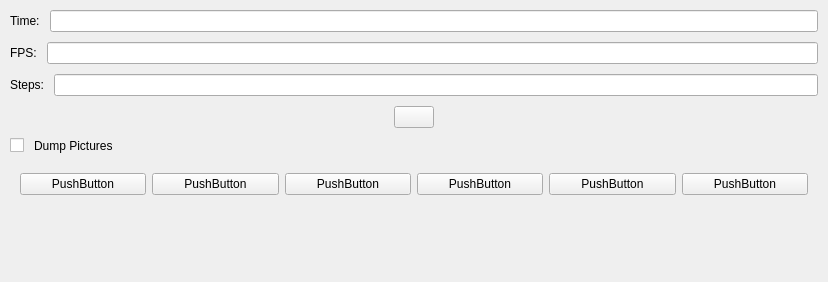
openscad/openscad, file src/gui/Animate.ui: the form before one commit.
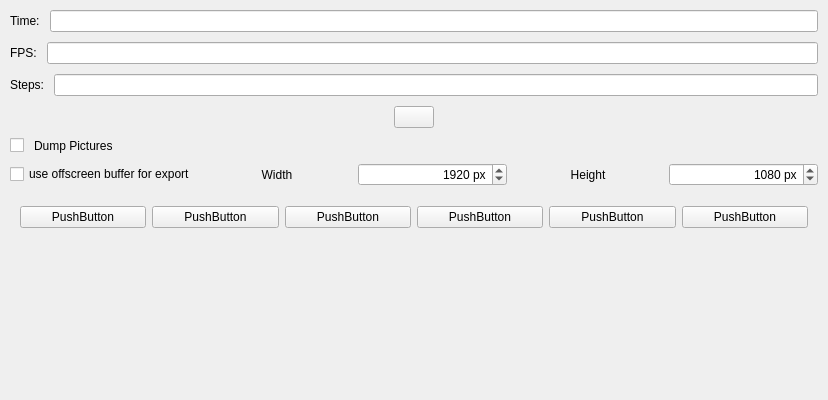
The form after the commit. Icons and pictures are not drawn.

Commit message: + offscreen settings

```diff
--- a/src/gui/Animate.ui
+++ b/src/gui/Animate.ui
@@ -10,7 +10,7 @@
     <x>0</x>
     <y>0</y>
     <width>828</width>
-    <height>282</height>
+    <height>400</height>
    </rect>
   </property>
   <property name="windowTitle">
@@ -192,6 +192,95 @@
      </item>
     </layout>
    </item>
+   <item>
+    <widget class="QWidget" name="offscreenSettingWidget" native="true">
+     <layout class="QHBoxLayout" name="horizontalLayout_2">
+      <property name="leftMargin">
+       <number>0</number>
+      </property>
+      <property name="topMargin">
+       <number>0</number>
+      </property>
+      <property name="rightMargin">
+       <number>0</number>
+      </property>
+      <property name="bottomMargin">
+       <number>0</number>
+      </property>
+      <item>
+       <widget class="QCheckBox" name="checkBox_offscreen">
+        <property name="text">
+         <string>use offscreen buffer for export</string>
+        </property>
+       </widget>
+      </item>
+      <item>
+       <widget class="QLabel" name="label_time_2">
+        <property name="text">
+         <string>Width</string>
+        </property>
+        <property name="alignment">
+         <set>Qt::AlignCenter</set>
+        </property>
+       </widget>
+      </item>
+      <item>
+       <widget class="QSpinBox" name="spinBox_offScreenWidth">
+        <property name="alignment">
+         <set>Qt::AlignRight|Qt::AlignTrailing|Qt::AlignVCenter</set>
+        </property>
+        <property name="suffix">
+         <string> px</string>
+        </property>
+        <property name="minimum">
+         <number>8</number>
+        </property>
+        <property name="maximum">
+         <number>4096</number>
+        </property>
+        <property name="singleStep">
+         <number>8</number>
+        </property>
+        <property name="value">
+         <number>1920</number>
+        </property>
+       </widget>
+      </item>
+      <item>
+       <widget class="QLabel" name="label_time_3">
+        <property name="text">
+         <string>Height</string>
+        </property>
+        <property name="alignment">
+         <set>Qt::AlignCenter</set>
+        </property>
+       </widget>
+      </item>
+      <item>
+       <widget class="QSpinBox" name="spinBox_offScreenHeight">
+        <property name="alignment">
+         <set>Qt::AlignRight|Qt::AlignTrailing|Qt::AlignVCenter</set>
+        </property>
+        <property name="suffix">
+         <string> px</string>
+        </property>
+        <property name="minimum">
+         <number>8</number>
+        </property>
+        <property name="maximum">
+         <number>4096</number>
+        </property>
+        <property name="singleStep">
+         <number>8</number>
+        </property>
+        <property name="value">
+         <number>1080</number>
+        </property>
+       </widget>
+      </item>
+     </layout>
+    </widget>
+   </item>
    <item>
     <widget class="QWidget" name="vcr_controls" native="true">
      <layout class="QHBoxLayout" name="horizontalLayout_VCR">
```
The commit also changes 1 other file.
